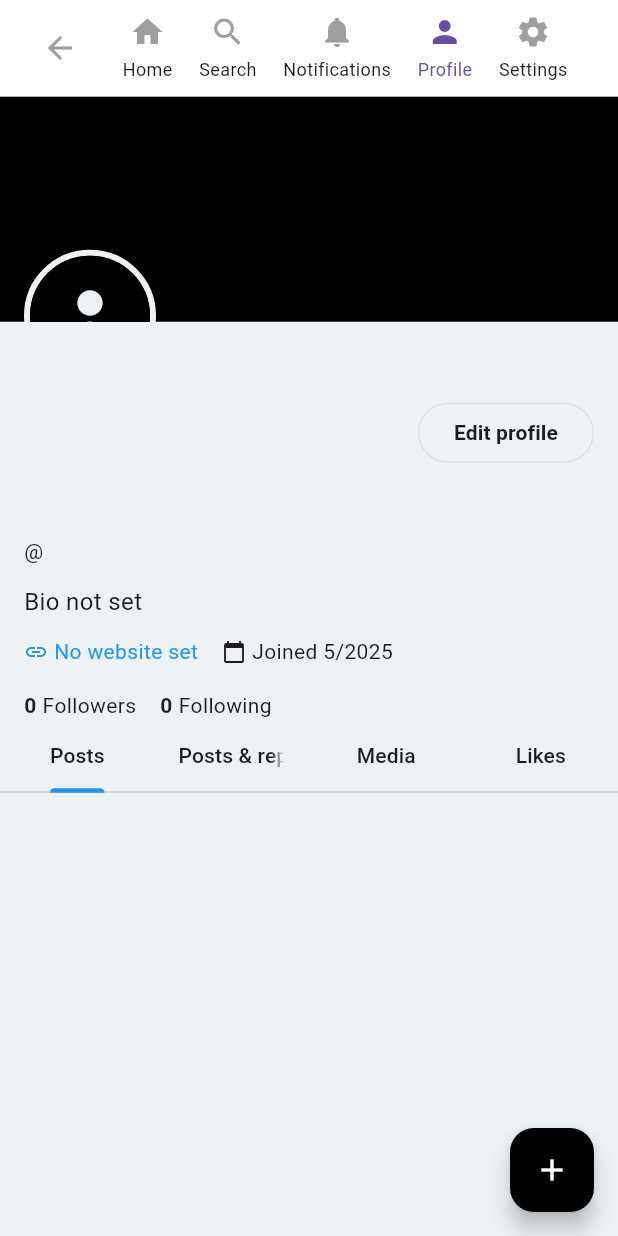
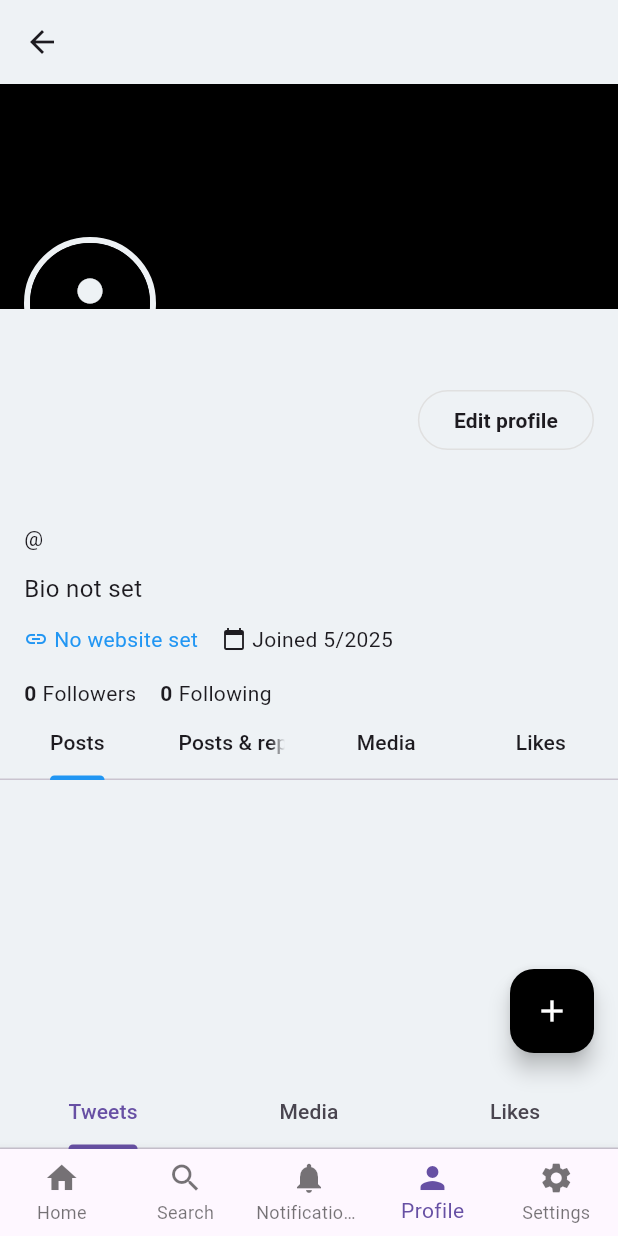
Before and after one commit to ryandong05/app-dev2-project, a Flutter app: the ProfileScreen screen opened by its route, on a phone screen of 412 x 824 dp. Run offline on Flutter 3.47's test engine with Material 3 defaults, Android fonts, the phone set to English and light mode, and no system bars; our stand-ins replace awesome_notifications, cloud_firestore, firebase_auth, firebase_core; accounts and stored records are empty; generated files the repository leaves out were written again.

Commit message:
Changed Navigation to be at the bottom

```diff
--- a/lib/screens/profile_screen.dart
+++ b/lib/screens/profile_screen.dart
@@ -11,6 +11,10 @@ import '../screens/follow_list_screen.dart';
 import '../models/report.dart';
 import '../services/report_service.dart';
 import '../widgets/report_dialog.dart';
+import 'home_screen.dart';
+import 'search_screen.dart';
+import 'notifications_screen.dart';
+import 'settings_screen.dart';
 
 class ProfileScreen extends StatefulWidget {
   final String? userId;
@@ -141,19 +145,51 @@ class _ProfileScreenState extends State<ProfileScreen>
     // Handle navigation based on the selected item
     switch (item) {
       case NavBarItem.home:
-        Navigator.pushReplacementNamed(context, '/home');
+        Navigator.push(
+          context,
+          PageRouteBuilder(
+            pageBuilder: (context, animation, secondaryAnimation) =>
+                const HomeScreen(),
+            transitionsBuilder:
+                (context, animation, secondaryAnimation, child) => child,
+          ),
+        );
         break;
       case NavBarItem.search:
-        Navigator.pushReplacementNamed(context, '/search');
+        Navigator.push(
+          context,
+          PageRouteBuilder(
+            pageBuilder: (context, animation, secondaryAnimation) =>
+                const SearchScreen(),
+            transitionsBuilder:
+                (context, animation, secondaryAnimation, child) => child,
+          ),
+        );
         break;
       case NavBarItem.profile:
         // Already on profile
         break;
       case NavBarItem.notifications:
-        Navigator.pushReplacementNamed(context, '/notifications');
+        Navigator.push(
+          context,
+          PageRouteBuilder(
+            pageBuilder: (context, animation, secondaryAnimation) =>
+                const NotificationsScreen(),
+            transitionsBuilder:
+                (context, animation, secondaryAnimation, child) => child,
+          ),
+        );
         break;
       case NavBarItem.settings:
-        Navigator.pushReplacementNamed(context, '/settings');
+        Navigator.push(
+          context,
+          PageRouteBuilder(
+            pageBuilder: (context, animation, secondaryAnimation) =>
+                const SettingsScreen(),
+            transitionsBuilder:
+                (context, animation, secondaryAnimation, child) => child,
+          ),
+        );
         break;
     }
   }
@@ -168,15 +204,16 @@ class _ProfileScreenState extends State<ProfileScreen>
 
     return Scaffold(
       backgroundColor: theme.scaffoldBackgroundColor,
+      appBar: AppBar(
+        backgroundColor: theme.scaffoldBackgroundColor,
+        elevation: 0,
+        leading: IconButton(
+          icon: const Icon(Icons.arrow_back),
+          onPressed: () => Navigator.pop(context),
+        ),
+      ),
       body: Column(
         children: [
-          // Navigation Bar
-          AppNavigationBar(
-            selectedItem: NavBarItem.profile,
-            onItemSelected: _handleNavigation,
-            showBackButton: true,
-          ),
-
           // Profile Header
           Container(
             height: 150,
@@ -487,6 +524,23 @@ class _ProfileScreenState extends State<ProfileScreen>
           ),
         ],
       ),
+      bottomNavigationBar: Column(
+        mainAxisSize: MainAxisSize.min,
+        children: [
+          TabBar(
+            controller: _tabController,
+            tabs: const [
+              Tab(text: 'Tweets'),
+              Tab(text: 'Media'),
+              Tab(text: 'Likes'),
+            ],
+          ),
+          AppNavigationBar(
+            selectedItem: NavBarItem.profile,
+            onItemSelected: _handleNavigation,
+          ),
+        ],
+      ),
       floatingActionButton: FloatingActionButton(
         onPressed: () async {
           final currentUser = await _authService.getCurrentUserData();
--- a/lib/widgets/app_navigation_bar.dart
+++ b/lib/widgets/app_navigation_bar.dart
@@ -22,96 +22,32 @@ class AppNavigationBar extends StatelessWidget {
 
   @override
   Widget build(BuildContext context) {
-    return Container(
-      padding: const EdgeInsets.symmetric(horizontal: 16, vertical: 8),
-      decoration: BoxDecoration(
-        color: Theme.of(context).cardColor,
-        border: Border(
-          bottom: BorderSide(
-            color: Theme.of(context).dividerColor,
-            width: 0.5,
-          ),
+    return BottomNavigationBar(
+      currentIndex: selectedItem.index,
+      onTap: (index) => onItemSelected(NavBarItem.values[index]),
+      type: BottomNavigationBarType.fixed,
+      items: const [
+        BottomNavigationBarItem(
+          icon: Icon(Icons.home),
+          label: 'Home',
         ),
-      ),
-      child: Row(
-        children: [
-          if (showBackButton)
-            IconButton(
-              icon: const Icon(Icons.arrow_back),
-              onPressed: () => Navigator.pop(context),
-            ),
-          Expanded(
-            child: Row(
-              mainAxisAlignment: MainAxisAlignment.spaceEvenly,
-              children: [
-                _buildNavItem(
-                  context,
-                  NavBarItem.home,
-                  Icons.home,
-                  'Home',
-                ),
-                _buildNavItem(
-                  context,
-                  NavBarItem.search,
-                  Icons.search,
-                  'Search',
-                ),
-                _buildNavItem(
-                  context,
-                  NavBarItem.notifications,
-                  Icons.notifications,
-                  'Notifications',
-                ),
-                _buildNavItem(
-                  context,
-                  NavBarItem.profile,
-                  Icons.person,
-                  'Profile',
-                ),
-                _buildNavItem(
-                  context,
-                  NavBarItem.settings,
-                  Icons.settings,
-                  'Settings',
-                ),
-              ],
-            ),
-          ),
-        ],
-      ),
-    );
-  }
-
-  Widget _buildNavItem(
-    BuildContext context,
-    NavBarItem item,
-    IconData icon,
-    String label,
-  ) {
-    final isSelected = selectedItem == item;
-    return GestureDetector(
-      onTap: () => onItemSelected(item),
-      child: Column(
-        mainAxisSize: MainAxisSize.min,
-        children: [
-          Icon(
-            icon,
-            color: isSelected
-                ? Theme.of(context).primaryColor
-                : Theme.of(context).iconTheme.color,
-          ),
-          const SizedBox(height: 4),
-          Text(
-            label,
-            style: TextStyle(
-              fontSize: 12,
-              color: isSelected
-                  ? Theme.of(context).primaryColor
-                  : Theme.of(context).textTheme.bodySmall?.color,
-            ),
-          ),
-        ],
-      ),
+        BottomNavigationBarItem(
+          icon: Icon(Icons.search),
+          label: 'Search',
+        ),
+        BottomNavigationBarItem(
+          icon: Icon(Icons.notifications),
+          label: 'Notifications',
+        ),
+        BottomNavigationBarItem(
+          icon: Icon(Icons.person),
+          label: 'Profile',
+        ),
+        BottomNavigationBarItem(
+          icon: Icon(Icons.settings),
+          label: 'Settings',
+        ),
+      ],
     );
   }
 }
--- a/pubspec.yaml
+++ b/pubspec.yaml
@@ -35,9 +35,9 @@ dependencies:
   # The following adds the Cupertino Icons font to your application.
   # Use with the CupertinoIcons class for iOS style icons.
   cupertino_icons: ^1.0.2
-  firebase_core: ^2.24.2
-  firebase_auth: ^4.16.0
-  cloud_firestore: ^4.14.0
+  firebase_core: ^2.25.4
+  firebase_auth: ^4.17.4
+  cloud_firestore: ^4.15.4
   provider: ^6.1.1
   awesome_notifications: ^0.9.3
 
```
Also changed, not shown: lib/screens/home_screen.dart (+33 -30 lines), lib/screens/notifications_screen.dart (+36 -18 lines), lib/screens/search_screen.dart (+46 -46 lines), lib/screens/settings_screen.dart (+53 -13 lines), pubspec.lock.
